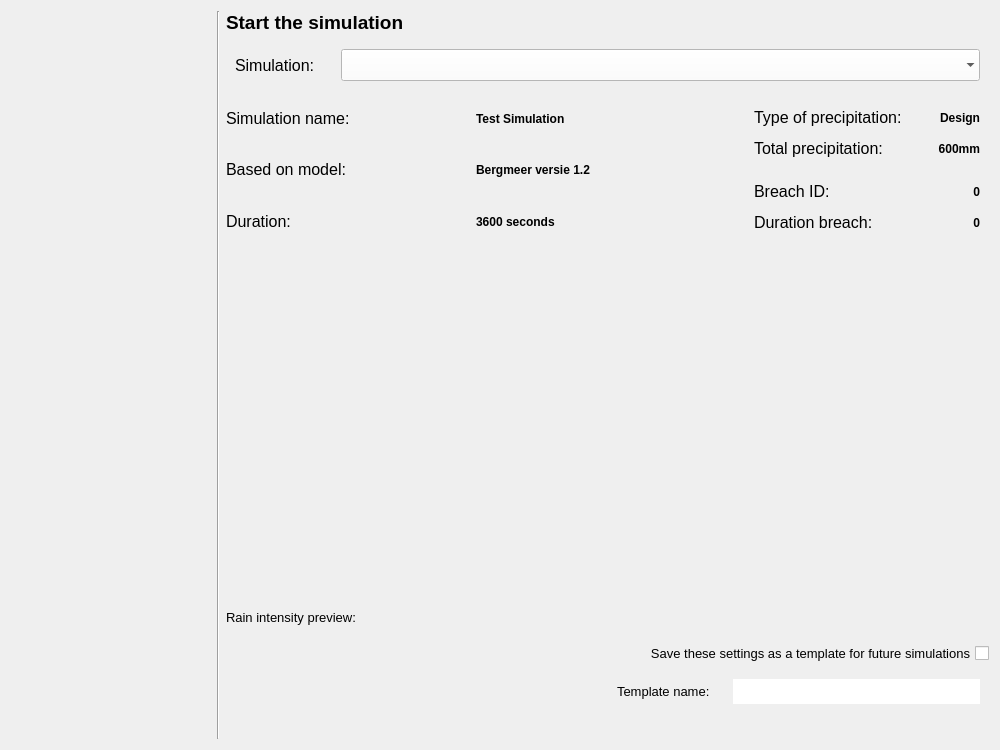
The window that threedi_models_and_simulations/ui/simulation_wizard/page_initiation.ui (nens/threedi-api-qgis-client) describes before a commit, drawn with Qt 5.
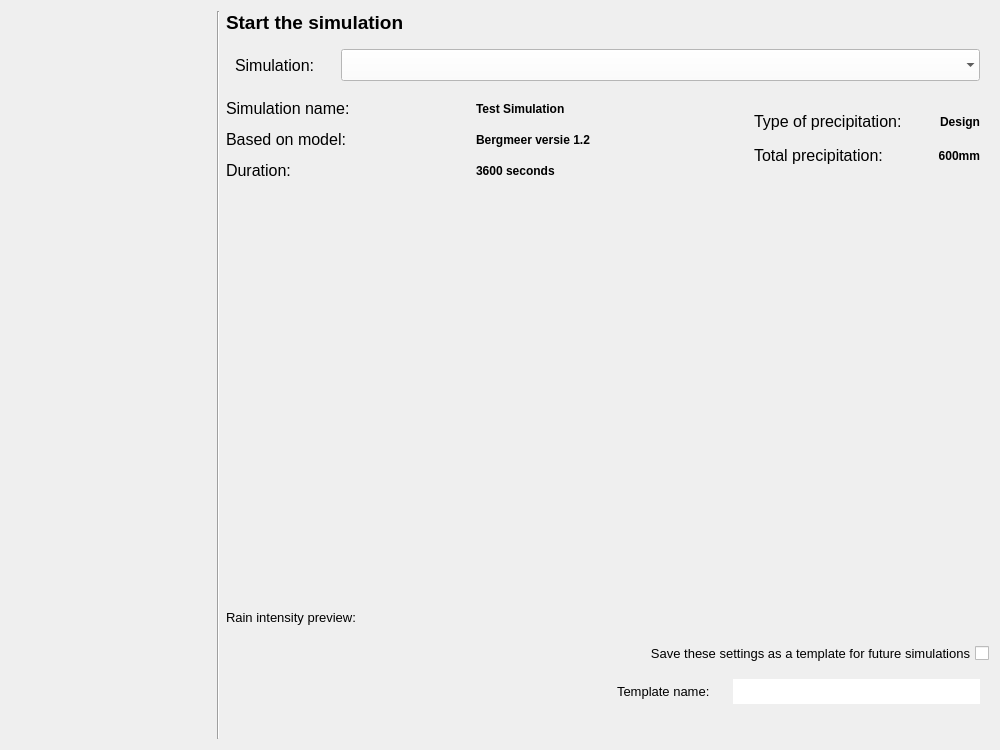
The same window after the commit.

```diff
--- a/threedi_models_and_simulations/ui/simulation_wizard/page_initiation.ui
+++ b/threedi_models_and_simulations/ui/simulation_wizard/page_initiation.ui
@@ -567,164 +567,6 @@
          </layout>
         </widget>
        </item>
-       <item>
-        <widget class="QWidget" name="breach_widget" native="true">
-         <property name="sizePolicy">
-          <sizepolicy hsizetype="Preferred" vsizetype="Expanding">
-           <horstretch>0</horstretch>
-           <verstretch>0</verstretch>
-          </sizepolicy>
-         </property>
-         <property name="minimumSize">
-          <size>
-           <width>0</width>
-           <height>0</height>
-          </size>
-         </property>
-         <property name="maximumSize">
-          <size>
-           <width>16777215</width>
-           <height>16777215</height>
-          </size>
-         </property>
-         <layout class="QGridLayout" name="gridLayout_4">
-          <item row="2" column="0">
-           <widget class="QLabel" name="breach_id_l">
-            <property name="sizePolicy">
-             <sizepolicy hsizetype="MinimumExpanding" vsizetype="Preferred">
-              <horstretch>0</horstretch>
-              <verstretch>0</verstretch>
-             </sizepolicy>
-            </property>
-            <property name="minimumSize">
-             <size>
-              <width>0</width>
-              <height>25</height>
-             </size>
-            </property>
-            <property name="maximumSize">
-             <size>
-              <width>16777215</width>
-              <height>16777215</height>
-             </size>
-            </property>
-            <property name="font">
-             <font>
-              <family>Segoe UI</family>
-              <pointsize>12</pointsize>
-             </font>
-            </property>
-            <property name="text">
-             <string>Breach ID:</string>
-            </property>
-           </widget>
-          </item>
-          <item row="3" column="0">
-           <widget class="QLabel" name="duration_breach_l">
-            <property name="sizePolicy">
-             <sizepolicy hsizetype="MinimumExpanding" vsizetype="Preferred">
-              <horstretch>0</horstretch>
-              <verstretch>0</verstretch>
-             </sizepolicy>
-            </property>
-            <property name="minimumSize">
-             <size>
-              <width>0</width>
-              <height>25</height>
-             </size>
-            </property>
-            <property name="maximumSize">
-             <size>
-              <width>16777215</width>
-              <height>16777215</height>
-             </size>
-            </property>
-            <property name="font">
-             <font>
-              <family>Segoe UI</family>
-              <pointsize>12</pointsize>
-             </font>
-            </property>
-            <property name="text">
-             <string>Duration breach:</string>
-            </property>
-           </widget>
-          </item>
-          <item row="2" column="1" alignment="Qt::AlignRight">
-           <widget class="QLabel" name="breach_id">
-            <property name="sizePolicy">
-             <sizepolicy hsizetype="Expanding" vsizetype="Preferred">
-              <horstretch>0</horstretch>
-              <verstretch>0</verstretch>
-             </sizepolicy>
-            </property>
-            <property name="minimumSize">
-             <size>
-              <width>0</width>
-              <height>25</height>
-             </size>
-            </property>
-            <property name="maximumSize">
-             <size>
-              <width>16777215</width>
-              <height>16777215</height>
-             </size>
-            </property>
-            <property name="font">
-             <font>
-              <family>Segoe UI</family>
-              <pointsize>9</pointsize>
-              <weight>75</weight>
-              <bold>true</bold>
-             </font>
-            </property>
-            <property name="text">
-             <string>0</string>
-            </property>
-            <property name="alignment">
-             <set>Qt::AlignRight|Qt::AlignTrailing|Qt::AlignVCenter</set>
-            </property>
-           </widget>
-          </item>
-          <item row="3" column="1" alignment="Qt::AlignRight">
-           <widget class="QLabel" name="duration_breach">
-            <property name="sizePolicy">
-             <sizepolicy hsizetype="Expanding" vsizetype="Preferred">
-              <horstretch>0</horstretch>
-              <verstretch>0</verstretch>
-             </sizepolicy>
-            </property>
-            <property name="minimumSize">
-             <size>
-              <width>0</width>
-              <height>25</height>
-             </size>
-            </property>
-            <property name="maximumSize">
-             <size>
-              <width>16777215</width>
-              <height>16777215</height>
-             </size>
-            </property>
-            <property name="font">
-             <font>
-              <family>Segoe UI</family>
-              <pointsize>9</pointsize>
-              <weight>75</weight>
-              <bold>true</bold>
-             </font>
-            </property>
-            <property name="text">
-             <string>0</string>
-            </property>
-            <property name="alignment">
-             <set>Qt::AlignRight|Qt::AlignTrailing|Qt::AlignVCenter</set>
-            </property>
-           </widget>
-          </item>
-         </layout>
-        </widget>
-       </item>
       </layout>
      </item>
      <item row="1" column="0">
```
